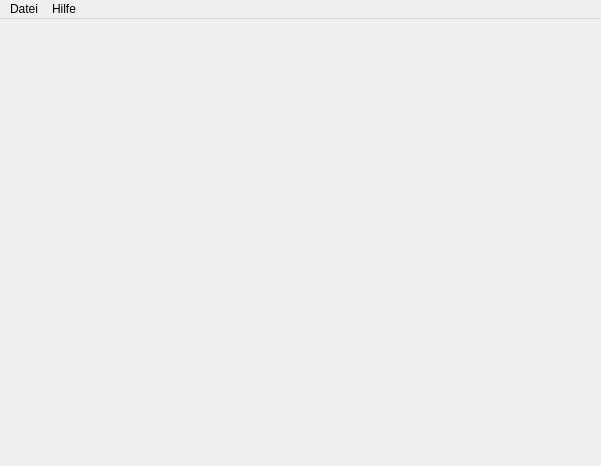
The window that src/mainwindow.ui (NO411/notensatz) describes before a commit, drawn with Qt 5.
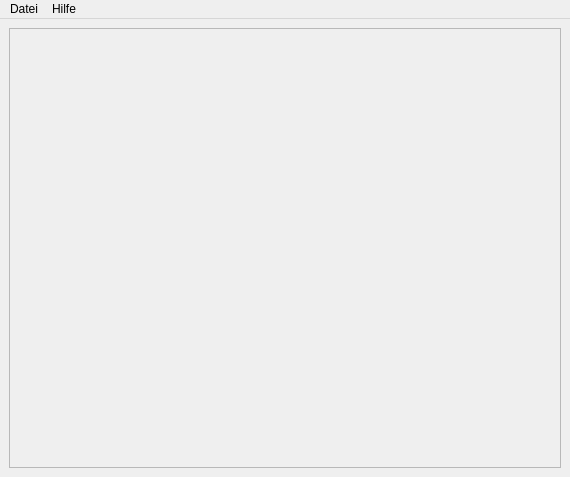
The same window after the commit. Icons and pictures are not drawn.

What changed in the file:
```diff
--- a/src/mainwindow.ui
+++ b/src/mainwindow.ui
@@ -6,8 +6,8 @@
    <rect>
     <x>0</x>
     <y>0</y>
-    <width>601</width>
-    <height>466</height>
+    <width>570</width>
+    <height>477</height>
    </rect>
   </property>
   <property name="windowTitle">
@@ -20,13 +20,33 @@
   <property name="windowOpacity">
    <double>1.000000000000000</double>
   </property>
-  <widget class="QWidget" name="centralwidget"/>
+  <widget class="QWidget" name="centralwidget">
+   <layout class="QVBoxLayout" name="verticalLayout_2">
+    <item>
+     <widget class="QScrollArea" name="scrollArea">
+      <property name="widgetResizable">
+       <bool>true</bool>
+      </property>
+      <widget class="QWidget" name="scrollAreaWidgetContents">
+       <property name="geometry">
+        <rect>
+         <x>0</x>
+         <y>0</y>
+         <width>550</width>
+         <height>436</height>
+        </rect>
+       </property>
+      </widget>
+     </widget>
+    </item>
+   </layout>
+  </widget>
   <widget class="QMenuBar" name="menubar">
    <property name="geometry">
     <rect>
      <x>0</x>
      <y>0</y>
-     <width>601</width>
+     <width>570</width>
      <height>21</height>
     </rect>
    </property>
```
Left out of the diff: 4 changed lines with no effect on the pictures.
